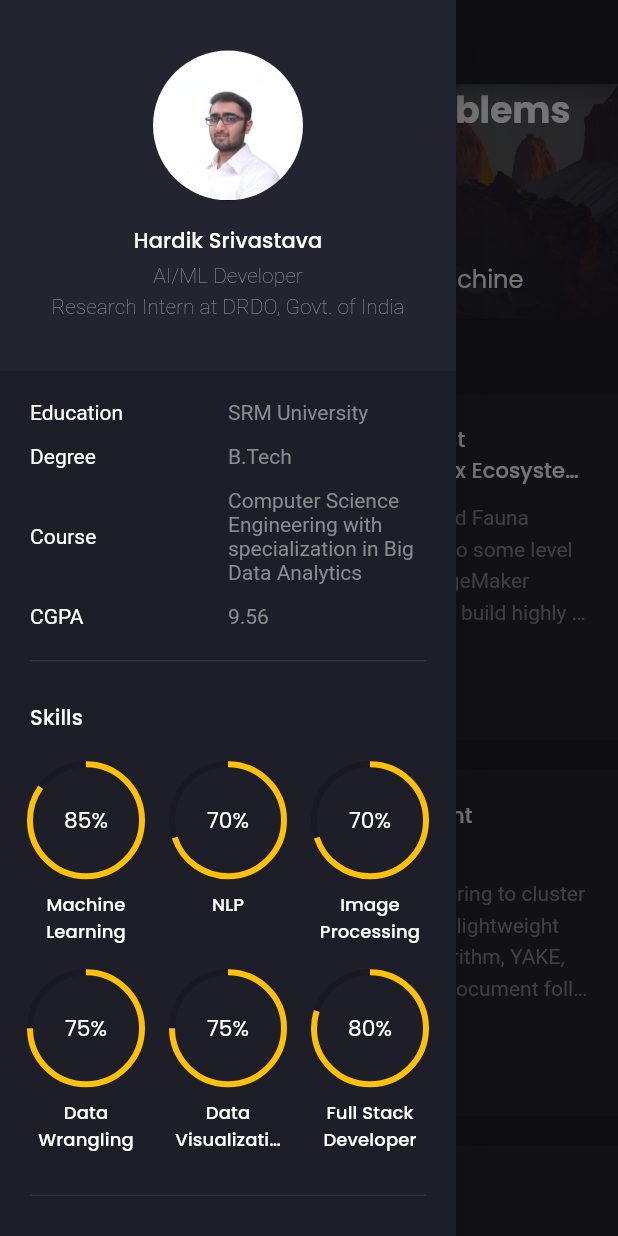
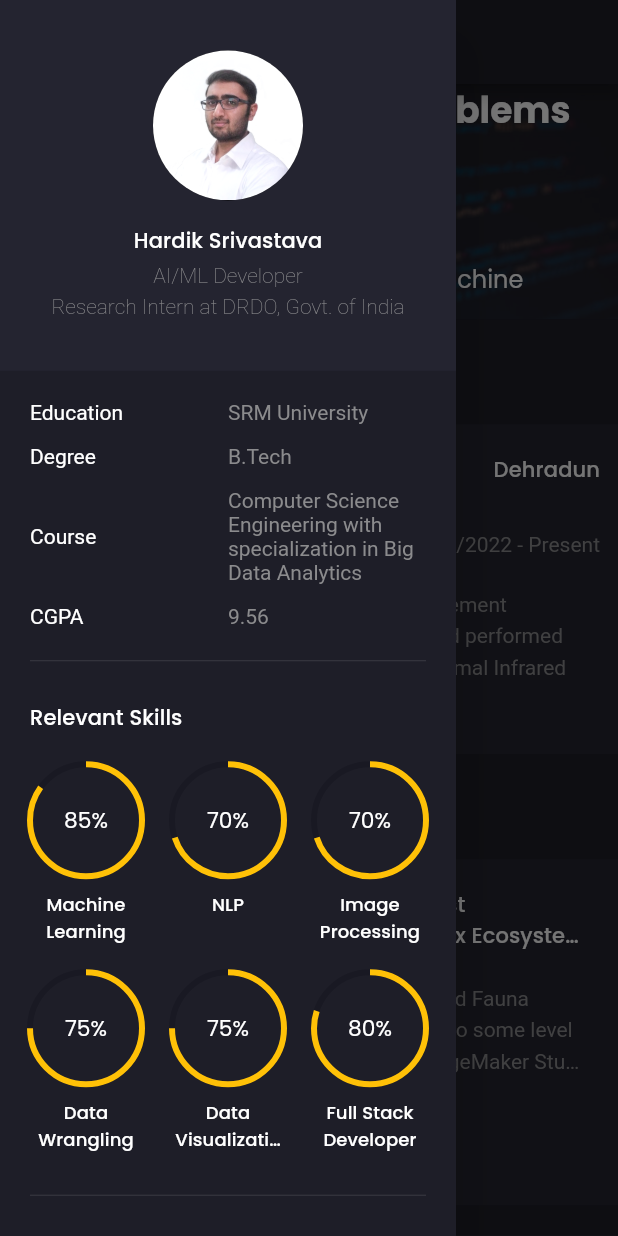
Before and after one commit to thisishardik/personal_portfolio, a Flutter app: the screen it shows after launch, after a tap on the "menu" icon, on a phone screen of 412 x 824 dp. Run offline on Flutter 3.47's test engine with Material 2 defaults, Android fonts, the phone set to English and light mode, and no system bars; drawn by our look-alikes of animated_text_kit; our stand-ins replace flutter_svg, google_fonts.

Commit message:
Added positions component and fixed minor bugs in layout

```diff
--- /dev/null
+++ b/lib/models/PositionsOfResp.dart
@@ -0,0 +1,30 @@
+class PositionsOfResp {
+  final String? companyName, position, duration, location, description;
+
+  PositionsOfResp({this.companyName, this.position, this.duration, this.location,
+    this.description});
+}
+
+List<PositionsOfResp> positions_of_responsibility = [
+  PositionsOfResp(
+    companyName: "bitgrit Incorporation",
+    position: "Student Campus Ambassador",
+    duration: "08/2021 - Present",
+    location: "Chennai",
+    description: "Spearheading a community of 105 members comprising technical, design, management, and corporate working together to promote an ecosystem of democratized AI aimed towards skill development.",
+  ),
+  PositionsOfResp(
+    companyName: "Next Tech Lab",
+    position: "Research Associate",
+    duration: "04/2021 - Present",
+    location: "Chennai",
+    description: "Performed literature reviews on emerging technologies in the domain of Vision AI and NLP and devising methods of implementation. Conducting effective paper reading sessions.",
+  ),
+  PositionsOfResp(
+    companyName: "Data Science Community SRM",
+    position: "Machine Learning Developer",
+    duration: "06/2020 - 06/2021",
+    location: "Chennai",
+    description: "Identified new problem areas in the domain of computer vision and collaborated to research technical details to find innovative solutions. Conducted workshops on the fundamentals and applications of Data Science in solving real-world problems.",
+  ),
+];
--- a/lib/models/Project.dart
+++ b/lib/models/Project.dart
@@ -16,13 +16,13 @@ List<Project> demo_projects = [
     title: "Forum Posts Clustering and Document Embedding",
     description:
         "Incorporated Hierarchical document clustering to cluster forum posts from Meta Kaggle. I utilized a lightweight and unsupervised keyword extraction algorithm, YAKE, to extract important keywords from each document followed by feature engineering. Fine-tuned Word2Vec document vectors using GoogleNews embeddings which greatly increased the validation accuracy by 15.7%. ",
-    url: "",
+    url: "https://github.com/thisishardik/forum-posts-clustering",
   ),
   Project(
     title: "AI Advertisement Web Platform",
     description:
         "An AI-powered advertisement platform that performs Face Detection to detect your age and gender via a camera and show you video advertisements related to the products that suit your corresponding age and gender in real-time. Utilizes Haar Cascade Frontal Face for detecting user's face in real-time and Wide Residual Networks for age and gender prediction. Developed using HTML, CSS Python, TensorFlow, Keras, OpenCV and Flask.",
-    url: "",
+    url: "https://github.com/thisishardik/AI-advertisement-platform-dl",
   ),
   Project(
     title: "Fraud Detection in Retail Transactions using Deep Learning",
@@ -34,12 +34,12 @@ List<Project> demo_projects = [
     title: "Automated Driver Drowsiness Control Android Application",
     description:
         "Developed the methodology to detect and predict driver drowsiness at early stages using physical and physiological variables. A feasibility test is conducted to evaluate the accuracy and performance of the proposed methodology. AI techniques like Google Vision are utilized to analyze data for monitoring, detecting, predicting, and controlling driver drowsiness. An Android application developed in Java is prepared end-to-end for the user and applied for data collection in future research experiments.",
-    url: "",
+    url: "https://github.com/thisishardik/automated-driver-drowsiness-control",
   ),
   Project(
     title: "Curae - People and Healthcare",
     description:
         "Curae is an AI-powered telemedicine app that reduces the hassle of offline appointments by transforming the entire appointment lifecycle online. All documents are assigned with unique ids on the server and are accessible using a unique QR code. It also supports a pre-assessment smart self-checkup chatbot that generates automated reports for quick diagnosis. Developed using Flutter, Provider, Node.js, Express API, AWS Lambda, AWS API Gateway, AWS Cognito, and AWS DynamoDB.",
-    url: "",
+    url: "https://github.com/thisishardik/curae",
   ),
 ];
--- a/lib/models/Recommendation.dart
+++ b/lib/models/Recommendation.dart
@@ -9,7 +9,7 @@ final List<Recommendation> demo_recommendations = [
     name: "Kolapo Obanewa",
     source: "Linkedin",
     text:
-        "I have had the pleasure of working with Anwar on two flutter projects and what strikes me the most about his work is his ability to write clean and reusable codes with best practices. He is hardworking and makes it so easy to transcribe ideas into beautiful and testable flutter apps. He is a Flutter/Dart gem and has my highest recommendation",
+        "I have had the pleasure of working with Anwar on two flutter projects and what strikes me the most about his work is his ability to write clean and reusable codes with best practices. I have had the pleasure of working with Anwar on two flutter projects and what strikes me the most about his work is his ability to write clean and reusable codes with best practices.He is hardworking and makes it so easy to transcribe ideas into beautiful and testable flutter apps. He is a Flutter/Dart gem and has my highest recommendation",
   ),
   Recommendation(
     name: "Reza Shahbazi",
--- /dev/null
+++ b/lib/models/Work.dart
@@ -0,0 +1,51 @@
+class Work {
+  final String? companyName, position, duration, location, description;
+
+  Work({this.companyName, this.position, this.duration, this.location,
+    this.description});
+}
+
+List<Work> work_experiences = [
+  Work(
+    companyName: "DRDO, Ministry of Defence, Govt. of India",
+    position: "Research Intern",
+    duration: "01/2022 - Present",
+    location: "Dehradun",
+    description: "Participated in data collection and management activities. Conducted literature reviews and performed data analysis for the enhancement of Thermal Infrared Remote Sensing.",
+  ),
+  Work(
+    companyName: "Samsung Electronics",
+    position: "Project Intern",
+    duration: "01/2022 - Present",
+    location: "Chennai",
+    description: "Working as an AI Developer on a raw processing pipeline for Reflection Removal. Analyzing relevant datasets and creating data modeling standards and procedures.",
+  ),
+  Work(
+    companyName: "SoftSensor.ai",
+    position: "Data Science Intern",
+    duration: "04/2021 - 10/2021",
+    location: "Remote",
+    description: "Identified new problem areas and researched technical details on Whole Slide Imaging. Worked on high-performance ML systems to detect abnormalities in specimen data and study their morphology. Utilized Gradient Class Activation Mapping to create charts in Jupyter for analyzing the activated regions and patterns.",
+  ),
+  Work(
+    companyName: "Iha Consulting Services Pvt. Ltd.",
+    position: "Data Science Intern",
+    duration: "03/2021 - 06/2021",
+    location: "Remote",
+    description: "Worked on Ophthalmic Imaging and Backend systems to detect Ocular Diseases for solving Eye Disease Complications. Developed an end-to-end Eye Testing software prototype for pre-assessment checkups with logs and report generation",
+  ),
+  Work(
+    companyName: "Dockero Technologies Pvt. Ltd.",
+    position: "Application Developer",
+    duration: "12/2020 - 01/2021",
+    location: "Remote",
+    description: "Worked on an online home services application that helps skilled and experienced professionals connect with people easily. Developed using Java and Flutter, I utilized PostgreSQL to maintain all records and data and served it on the frontend using HTTP APIs. Utilized Provider for effective state management and smooth functioning on both Android and iOS platforms.",
+  ),
+  Work(
+    companyName: "Vicevio",
+    position: "Flutter Developer",
+    duration: "05/2020 - 08/2020",
+    location: "Remote",
+    description: "Collaborated to develop a social media application to connect artists and photographers on a global platform. Worked closely on Firebase Cloud Storage and Cloud Firestore, and Provider state management. Led tasks such as troubleshooting, debugging and layout modifications.",
+  ),
+];
--- a/lib/screens/home/components/home_banner.dart
+++ b/lib/screens/home/components/home_banner.dart
@@ -17,7 +17,7 @@ class HomeBanner extends StatelessWidget {
         fit: StackFit.expand,
         children: [
           Image.asset(
-            "assets/images/bg.jpeg",
+            "assets/images/1003031519.jpg",
             fit: BoxFit.cover,
           ),
           Container(color: darkColor.withOpacity(0.66)),
--- a/lib/screens/home/components/my_projects.dart
+++ b/lib/screens/home/components/my_projects.dart
@@ -12,7 +12,9 @@ class MyProjects extends StatelessWidget {
 
   @override
   Widget build(BuildContext context) {
-    return Column(
+    return Padding(
+      padding: const EdgeInsets.fromLTRB(0,0,0,20),
+      child: Column(
         crossAxisAlignment: CrossAxisAlignment.start,
         children: [
           Text(
@@ -30,6 +32,7 @@ class MyProjects extends StatelessWidget {
             desktop: ProjectsGridView(),
           )
         ],
+      ),
     );
   }
 }
--- /dev/null
+++ b/lib/screens/home/components/my_work_exp.dart
@@ -0,0 +1,44 @@
+import 'package:flutter/material.dart';
+import 'package:personal_portfolio/models/Recommendation.dart';
+import 'package:personal_portfolio/models/Work.dart';
+import 'package:personal_portfolio/screens/home/components/recommendation_card.dart';
+import 'package:personal_portfolio/screens/home/components/work_card.dart';
+
+import '../../../constants.dart';
+
+class WorkExp extends StatelessWidget {
+  const WorkExp({
+    Key? key,
+  }) : super(key: key);
+
+  @override
+  Widget build(BuildContext context) {
+    return Padding(
+      padding: const EdgeInsets.symmetric(vertical: defaultPadding),
+      child: Column(
+        crossAxisAlignment: CrossAxisAlignment.start,
+        children: [
+          Text(
+            "Work Experience",
+            style: Theme.of(context).textTheme.headline6,
+          ),
+          const SizedBox(height: defaultPadding),
+          SingleChildScrollView(
+            scrollDirection: Axis.horizontal,
+            child: Row(
+              children: List.generate(
+                work_experiences.length,
+                    (index) => Padding(
+                  padding: const EdgeInsets.only(right: defaultPadding),
+                  child: WorkCard(
+                    workExp: work_experiences[index],
+                  ),
+                ),
+              ),
+            ),
+          ),
+        ],
+      ),
+    );
+  }
+}
--- /dev/null
+++ b/lib/screens/home/components/positions_of_resp.dart
@@ -0,0 +1,43 @@
+import 'package:flutter/material.dart';
+import 'package:personal_portfolio/models/PositionsOfResp.dart';
+import 'package:personal_portfolio/screens/home/components/positions_of_resp_card.dart';
+
+
+import '../../../constants.dart';
+
+class PositionsOfResponsibility extends StatelessWidget {
+  const PositionsOfResponsibility({
+    Key? key,
+  }) : super(key: key);
+
+  @override
+  Widget build(BuildContext context) {
+    return Padding(
+      padding: const EdgeInsets.symmetric(vertical: defaultPadding),
+      child: Column(
+        crossAxisAlignment: CrossAxisAlignment.start,
+        children: [
+          Text(
+            "Positions of Responsibility",
+            style: Theme.of(context).textTheme.headline6,
+          ),
+          const SizedBox(height: defaultPadding),
+          SingleChildScrollView(
+            scrollDirection: Axis.horizontal,
+            child: Row(
+              children: List.generate(
+                positions_of_responsibility.length,
+                    (index) => Padding(
+                  padding: const EdgeInsets.only(right: defaultPadding),
+                  child: PositionsOfRespCard(
+                    positionsOfResp: positions_of_responsibility[index],
+                  ),
+                ),
+              ),
+            ),
+          ),
+        ],
+      ),
+    );
+  }
+}
--- /dev/null
+++ b/lib/screens/home/components/positions_of_resp_card.dart
@@ -0,0 +1,61 @@
+import 'package:flutter/material.dart';
+import 'package:personal_portfolio/constants.dart';
+import 'package:personal_portfolio/models/PositionsOfResp.dart';
+import 'package:personal_portfolio/models/Work.dart';
+
+class PositionsOfRespCard extends StatelessWidget {
+  const PositionsOfRespCard({
+    Key? key,
+    required this.positionsOfResp,
+  }) : super(key: key);
+
+  final PositionsOfResp positionsOfResp;
+
+  @override
+  Widget build(BuildContext context) {
+    return Container(
+      width: 400,
+      height: 220,
+      padding: EdgeInsets.all(defaultPadding),
+      color: secondaryColor,
+      child: Column(
+        crossAxisAlignment: CrossAxisAlignment.start,
+        children: [
+          Row(
+            mainAxisAlignment: MainAxisAlignment.spaceBetween,
+            crossAxisAlignment: CrossAxisAlignment.start,
+            children: [
+              Container(
+                width: 200,
+                child: Text(
+                  positionsOfResp.companyName!,
+                  style: Theme.of(context).textTheme.subtitle2,
+                ),
+              ),
+              Text(
+                positionsOfResp.location!,
+                style: Theme.of(context).textTheme.subtitle2,
+              ),
+            ],
+          ),
+          SizedBox(height: 10),
+          Row(
+            mainAxisAlignment: MainAxisAlignment.spaceBetween,
+            crossAxisAlignment: CrossAxisAlignment.start,
+            children: [
+              Text(positionsOfResp.position!),
+              Text(positionsOfResp.duration!),
+            ],
+          ),
+          const SizedBox(height: defaultPadding),
+          Text(
+            positionsOfResp.description!,
+            maxLines: 4,
+            overflow: TextOverflow.ellipsis,
+            style: TextStyle(height: 1.5),
+          )
+        ],
+      ),
+    );
+  }
+}
--- a/lib/screens/home/components/project_card.dart
+++ b/lib/screens/home/components/project_card.dart
@@ -30,7 +30,7 @@ class ProjectCard extends StatelessWidget {
           Spacer(),
           Text(
             project.description!,
-            maxLines: Responsive.isMobileLarge(context) ? 4 : 7,
+            maxLines: Responsive.isMobileLarge(context) ? 3 : 7,
             overflow: TextOverflow.ellipsis,
             style: TextStyle(height: 1.5),
           ),
--- /dev/null
+++ b/lib/screens/home/components/work_card.dart
@@ -0,0 +1,60 @@
+import 'package:flutter/material.dart';
+import 'package:personal_portfolio/constants.dart';
+import 'package:personal_portfolio/models/Work.dart';
+
+class WorkCard extends StatelessWidget {
+  const WorkCard({
+    Key? key,
+    required this.workExp,
+  }) : super(key: key);
+
+  final Work workExp;
+
+  @override
+  Widget build(BuildContext context) {
+    return Container(
+      width: 400,
+      height: 220,
+      padding: EdgeInsets.all(defaultPadding),
+      color: secondaryColor,
+      child: Column(
+        crossAxisAlignment: CrossAxisAlignment.start,
+        children: [
+          Row(
+            mainAxisAlignment: MainAxisAlignment.spaceBetween,
+            crossAxisAlignment: CrossAxisAlignment.start,
+            children: [
+              Container(
+                width: 200,
+                child: Text(
+                  workExp.companyName!,
+                  style: Theme.of(context).textTheme.subtitle2,
+                ),
+              ),
+              Text(
+                workExp.location!,
+                style: Theme.of(context).textTheme.subtitle2,
+              ),
+            ],
+          ),
+          SizedBox(height: 10),
+          Row(
+            mainAxisAlignment: MainAxisAlignment.spaceBetween,
+            crossAxisAlignment: CrossAxisAlignment.start,
+            children: [
+              Text(workExp.position!),
+              Text(workExp.duration!),
+            ],
+          ),
+          const SizedBox(height: defaultPadding),
+          Text(
+            workExp.description!,
+            maxLines: 4,
+            overflow: TextOverflow.ellipsis,
+            style: TextStyle(height: 1.5),
+          )
+        ],
+      ),
+    );
+  }
+}
--- a/lib/screens/home/home_screen.dart
+++ b/lib/screens/home/home_screen.dart
@@ -1,4 +1,6 @@
 import 'package:flutter/material.dart';
+import 'package:personal_portfolio/screens/home/components/my_work_exp.dart';
+import 'package:personal_portfolio/screens/home/components/positions_of_resp.dart';
 import 'package:personal_portfolio/screens/main/main_screen.dart';
 
 import 'components/highlights_info.dart';
@@ -15,8 +17,10 @@ class HomeScreen extends StatelessWidget {
       children: [
         HomeBanner(),
         // HighLightsInfo(),
+        WorkExp(),
         MyProjects(),
-        Recommendations(),
+        PositionsOfResponsibility(),
+        // Recommendations(),
       ],
     );
   }
--- a/lib/screens/main/components/coding.dart
+++ b/lib/screens/main/components/coding.dart
@@ -17,7 +17,7 @@ class Coding extends StatelessWidget {
         Padding(
           padding: const EdgeInsets.symmetric(vertical: defaultPadding),
           child: Text(
-            "Coding",
+            "Programming Languages",
             style: Theme.of(context).textTheme.subtitle2,
           ),
         ),
--- a/lib/screens/main/components/knowledges.dart
+++ b/lib/screens/main/components/knowledges.dart
@@ -55,6 +55,9 @@ class KnowledgeText extends StatelessWidget {
           Expanded(
             child: Text(
               text,
+              style: TextStyle(
+                letterSpacing: 0.8,
+              )
             ),
           ),
         ],
--- a/lib/screens/main/components/skills.dart
+++ b/lib/screens/main/components/skills.dart
@@ -17,7 +17,7 @@ class Skills extends StatelessWidget {
         Padding(
           padding: const EdgeInsets.symmetric(vertical: defaultPadding),
           child: Text(
-            "Skills",
+            "Relevant Skills",
             style: Theme.of(context).textTheme.subtitle2,
           ),
         ),
```
Also changed, not shown: assets/icons/hackerrank.svg, assets/icons/leetcode.svg, assets/images/1003031519.jpg (added), assets/images/IMG_7344.jpg (deleted), assets/images/profile.png, pubspec.lock. Lines whose indentation alone changed are shown as unchanged.
